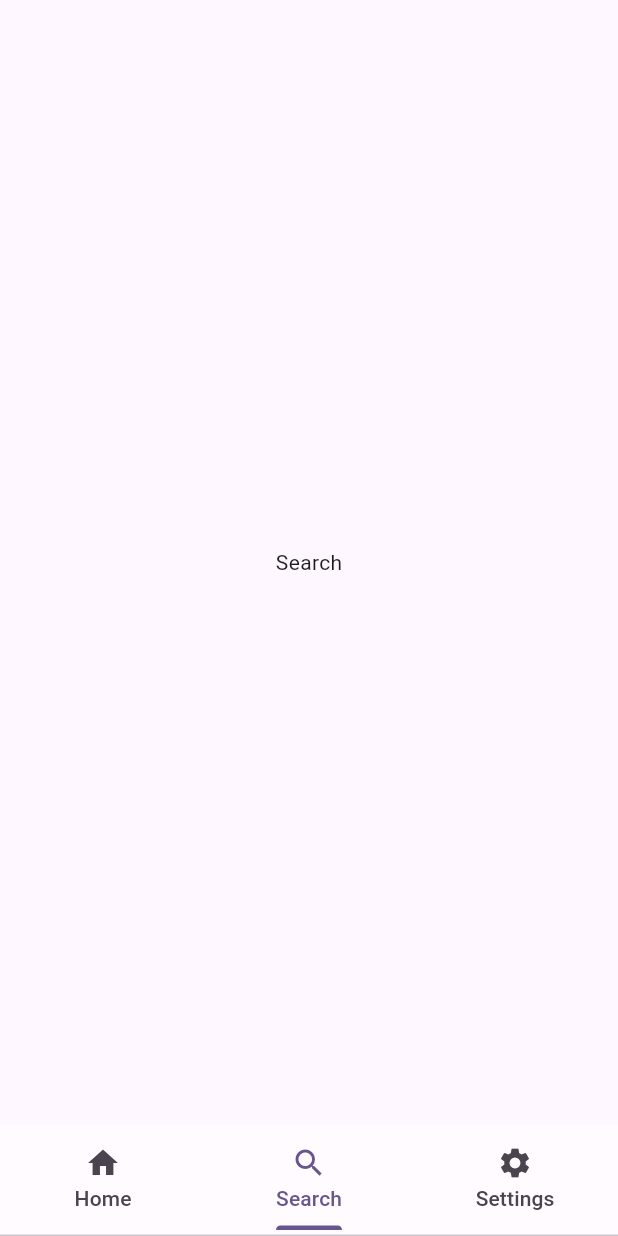
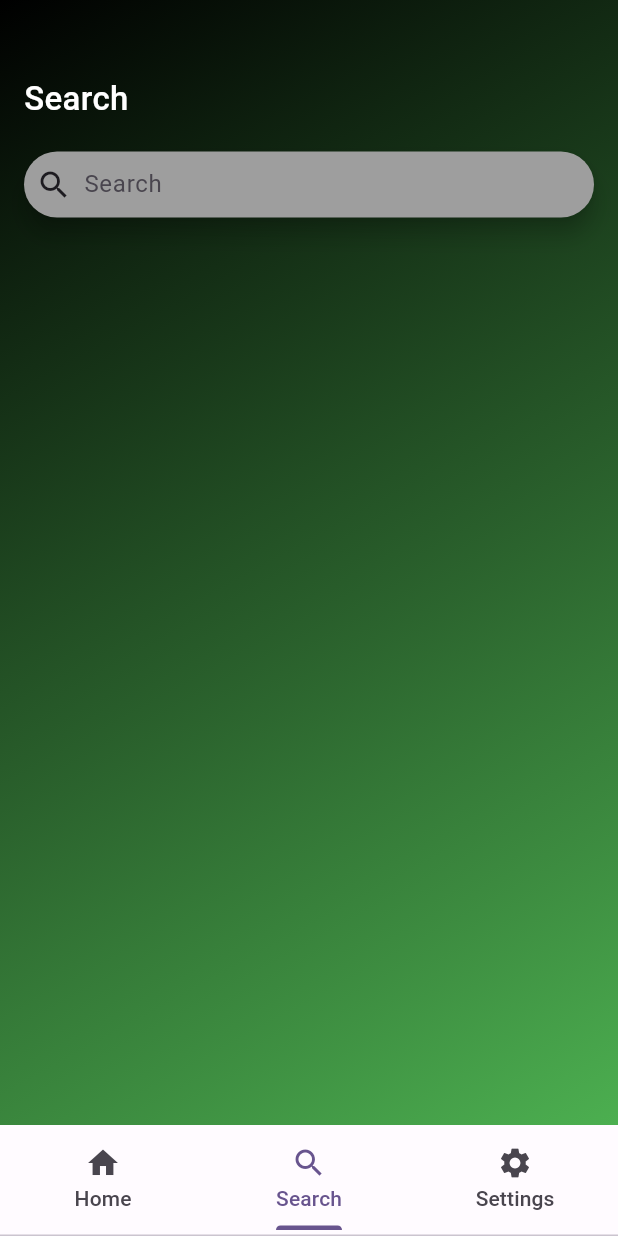
Before and after one commit to sagarthecoder/Movie-Hub-Flutter, a Flutter app: the HomeScreen screen opened directly, item 2 of the bottom bar chosen, on a phone screen of 412 x 824 dp. Run offline on Flutter 3.47's test engine with Material 3 defaults, Android fonts, the phone set to English and light mode, and no system bars; our stand-ins replace cached_network_image, dio, firebase_auth, firebase_core, flutter_rating, get and 4 more; missing offline and left inert: dart:ffi; accounts and stored records are empty; network calls fail.

Commit message:
Search API implemented and Search UI Added

```diff
--- a/lib/Modules/UISections/Home/Views/HomeScreen.dart
+++ b/lib/Modules/UISections/Home/Views/HomeScreen.dart
@@ -1,5 +1,6 @@
 import 'package:flutter/material.dart';
 import 'package:movie_hub/Modules/UISections/Dashboard/Views/DashboardScreen.dart';
+import 'package:movie_hub/Modules/UISections/Movie/MovieSearch/Views/MovieSearchScreen.dart';
 
 import '../../TabBar/Model/TabItem.dart';
 
@@ -35,9 +36,7 @@ class _HomeScreenState extends State<HomeScreen>
         controller: _tabController,
         children: [
           DashboardScreen(),
-          const Center(
-            child: Text('Search'),
-          ),
+          MovieSearchScreen(),
           const Center(
             child: Text('Setting'),
           )
--- a/lib/Modules/UISections/Movie/MovieDetails/ViewModel/MovieViewModel.dart
+++ b/lib/Modules/UISections/Movie/MovieDetails/ViewModel/MovieViewModel.dart
@@ -10,7 +10,31 @@ import '../../MovieList/Model/MovieList.dart';
 class MovieViewModel extends GetxController {
   var topRatedMovieList = <MovieInfo>[].obs;
   var upcomingMovieList = <MovieInfo>[].obs;
+  var searchMovieList = <MovieInfo>[].obs;
   Rx<MovieDetails?> movieDetails = MovieDetails().obs;
+
+  Map<int, String> genreMap = {
+    28: "Action",
+    12: "Adventure",
+    16: "Animation",
+    35: "Comedy",
+    80: "Crime",
+    99: "Documentary",
+    18: "Drama",
+    10751: "Family",
+    14: "Fantasy",
+    36: "History",
+    27: "Horror",
+    10402: "Music",
+    9648: "Mystery",
+    10749: "Romance",
+    878: "Science Fiction",
+    10770: "TV Movie",
+    53: "Thriller",
+    10752: "War",
+    37: "Western"
+  };
+
   void fetchTopRatedMovies() async {
     try {
       const url =
@@ -21,7 +45,10 @@ class MovieViewModel extends GetxController {
       if (output == null) {
         return;
       }
-      topRatedMovieList.value = output.data?.first.results ?? [];
+      final items = output.data?.first.results;
+      if (items != null) {
+        topRatedMovieList.value = items;
+      }
     } catch (err) {
       print('Error = ${err.toString()}');
     }
@@ -36,9 +63,33 @@ class MovieViewModel extends GetxController {
       if (output == null) {
         return;
       }
-      upcomingMovieList.value = output.data?.first.results ?? [];
+      final items = output.data?.first.results;
+      if (items != null) {
+        upcomingMovieList.value = items;
+      }
     } catch (err) {
       print('Error = ${err.toString()}');
+    }
+  }
+
+  void searchMovie(String? query) async {
+    if (query == null) {
+      return;
+    }
+    try {
+      String url =
+          '${APIConstant.baseURL}${APIConstant.movieSearchPath}?query=${query}&api_key=${MovieApiConfig.apiKey}';
+      final output = await NetworkService.shared
+          .genericApiRequest(url, RequestMethod.get, MovieList.fromJson);
+      if (output == null) {
+        return;
+      }
+      final items = output.data?.first.results;
+      if (items != null) {
+        searchMovieList.value = items;
+      }
+    } catch (err) {
+      print('Error on search API = ${err.toString()}');
     }
   }
 
@@ -69,7 +120,10 @@ class MovieViewModel extends GetxController {
     int minutes = runtimeInMinutes % 60; // Get remainder minutes
     int seconds = 0; // Seconds not provided in the API
 
-    // Return formatted string (optional: handle plural/singular)
     return '${hours}h ${minutes}m ${seconds}s';
   }
+
+  String getGenreName(int genreID) {
+    return genreMap[genreID] ?? "Unknown Genre";
+  }
 }
--- a/lib/Modules/UISections/Movie/MovieList/Model/MovieInfo.dart
+++ b/lib/Modules/UISections/Movie/MovieList/Model/MovieInfo.dart
@@ -7,15 +7,31 @@ part 'MovieInfo.g.dart';
 @JsonSerializable()
 class MovieInfo {
   final int? id;
+  @JsonKey(name: "original_title")
+  final String? originalTitle;
   final String? overview;
   @JsonKey(name: "poster_path")
   final String? posterPath;
   @JsonKey(name: "release_date")
   final String? releaseDate;
   final String? title;
+  @JsonKey(name: "genre_ids")
+  final List<int>? genreIds;
+  @JsonKey(name: "vote_average")
+  final double? voteAverage;
+  @JsonKey(name: "vote_count")
+  final int? voteCount;
 
   const MovieInfo(
-      {this.id, this.overview, this.posterPath, this.releaseDate, this.title});
+      {this.id,
+      this.overview,
+      this.posterPath,
+      this.genreIds,
+      this.releaseDate,
+      this.title,
+      this.voteAverage,
+      this.originalTitle,
+      this.voteCount});
 
   factory MovieInfo.fromJson(Map<String, dynamic> json) =>
       _$MovieInfoFromJson(json);
--- /dev/null
+++ b/lib/Modules/UISections/Movie/MovieSearch/Views/MovieSearchScreen.dart
@@ -0,0 +1,102 @@
+import 'package:flutter/material.dart';
+import 'package:get/get.dart';
+import 'package:movie_hub/Modules/UISections/Movie/MovieDetails/ViewModel/MovieViewModel.dart';
+import 'package:movie_hub/Modules/UISections/Movie/MovieSearch/Views/MovieSearchItemCell.dart';
+
+class MovieSearchScreen extends StatelessWidget {
+  MovieSearchScreen({super.key});
+
+  TextEditingController searchController = TextEditingController();
+  MovieViewModel viewModel = Get.find<MovieViewModel>();
+
+  @override
+  Widget build(BuildContext context) {
+    return Scaffold(
+      body: Stack(
+        children: [
+          _buildBackgroundContainer(),
+          _buildContent(),
+        ],
+      ),
+    );
+  }
+
+  Widget _buildBackgroundContainer() {
+    return Container(
+      width: double.infinity,
+      height: double.infinity,
+      decoration: const BoxDecoration(
+        gradient: LinearGradient(
+          begin: Alignment.topLeft,
+          end: Alignment.bottomRight,
+          colors: [Colors.black, Colors.green],
+        ),
+      ),
+    );
+  }
+
+  Widget _buildContent() {
+    return Container(
+      margin: const EdgeInsets.only(top: 50, left: 16, right: 16),
+      child: Column(
+        mainAxisAlignment: MainAxisAlignment.start,
+        crossAxisAlignment: CrossAxisAlignment.start,
+        children: [
+          Text(
+            'Search',
+            style: TextStyle(
+                color: Colors.white, fontSize: 22, fontWeight: FontWeight.w500),
+          ),
+          SizedBox(
+            height: 20,
+          ),
+          _buildSearch(),
+          SizedBox(
+            height: 30,
+          ),
+          _showSearchResults(),
+        ],
+      ),
+    );
+  }
+
+  Widget _buildSearch() {
+    return Container(
+      width: double.infinity,
+      height: 44,
+      child: SearchBar(
+        controller: searchController,
+        hintText: 'Search',
+        leading: Icon(Icons.search),
+        backgroundColor: WidgetStatePropertyAll(Colors.grey),
+        onSubmitted: (outputText) {
+          viewModel.searchMovie(outputText);
+        },
+      ),
+    );
+  }
+
+  Widget _showSearchResults() {
+    return Obx(() {
+      return Expanded(
+        child: SingleChildScrollView(
+          scrollDirection: Axis.vertical,
+          child: Column(
+            mainAxisAlignment: MainAxisAlignment.start,
+            children: viewModel.searchMovieList.map((item) {
+              return Container(
+                margin: EdgeInsets.only(bottom: 10),
+                child: ClipRRect(
+                  borderRadius: BorderRadius.circular(16),
+                  child: MovieSearchItemCell(
+                    movieInfo: item.obs,
+                  ),
+                ),
+              );
+            }).toList(),
+          ),
+        ),
+      );
+    });
+  }
+}
```
Also changed, not shown: lib/Modules/UISections/Movie/MovieSearch/Views/MovieSearchItemCell.dart (added, +101 -0 lines), lib/Modules/UISections/Movie/MovieList/Model/MovieInfo.g.dart.
